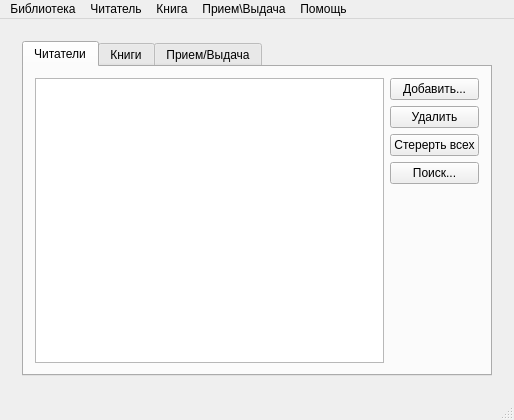
Qt form Library_db/mainwindow.ui (AaccrraA/Library) before a commit.
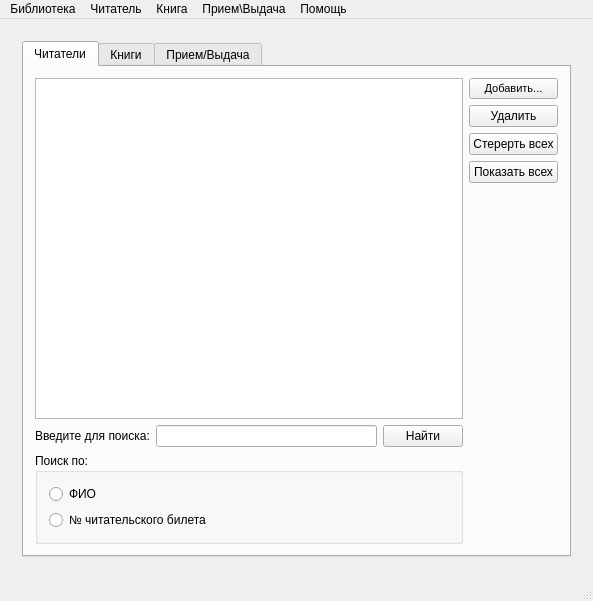
The same form after that commit.

Commit message: Reader operations Ended

Diff of the .ui file:
```diff
--- a/Library_db/mainwindow.ui
+++ b/Library_db/mainwindow.ui
@@ -6,8 +6,8 @@
    <rect>
     <x>0</x>
     <y>0</y>
-    <width>514</width>
-    <height>420</height>
+    <width>593</width>
+    <height>601</height>
    </rect>
   </property>
   <property name="windowTitle">
@@ -33,7 +33,7 @@
        <property name="enabled">
         <bool>true</bool>
        </property>
-       <layout class="QHBoxLayout" name="horizontalLayout_5">
+       <layout class="QHBoxLayout" name="horizontalLayout_2">
         <item>
          <widget class="QTabWidget" name="library_tabWidget">
           <property name="enabled">
@@ -58,45 +58,105 @@
            <attribute name="title">
             <string>Читатели</string>
            </attribute>
-           <layout class="QHBoxLayout" name="horizontalLayout_2">
+           <layout class="QHBoxLayout" name="horizontalLayout">
             <item>
-             <widget class="QTableWidget" name="reader_tableWidget">
-              <property name="rowCount">
-               <number>0</number>
-              </property>
-              <property name="columnCount">
-               <number>0</number>
-              </property>
-              <attribute name="horizontalHeaderVisible">
-               <bool>true</bool>
-              </attribute>
-              <attribute name="horizontalHeaderCascadingSectionResizes">
-               <bool>false</bool>
-              </attribute>
-              <attribute name="horizontalHeaderDefaultSectionSize">
-               <number>100</number>
-              </attribute>
-              <attribute name="horizontalHeaderHighlightSections">
-               <bool>false</bool>
-              </attribute>
-              <attribute name="horizontalHeaderShowSortIndicator" stdset="0">
-               <bool>false</bool>
-              </attribute>
-              <attribute name="horizontalHeaderStretchLastSection">
-               <bool>true</bool>
-              </attribute>
-              <attribute name="verticalHeaderVisible">
-               <bool>true</bool>
-              </attribute>
-              <attribute name="verticalHeaderDefaultSectionSize">
-               <number>50</number>
-              </attribute>
-             </widget>
+             <layout class="QVBoxLayout" name="verticalLayout_2">
+              <item>
+               <widget class="QTableWidget" name="reader_tableWidget">
+                <property name="rowCount">
+                 <number>0</number>
+                </property>
+                <property name="columnCount">
+                 <number>0</number>
+                </property>
+                <attribute name="horizontalHeaderVisible">
+                 <bool>false</bool>
+                </attribute>
+                <attribute name="horizontalHeaderCascadingSectionResizes">
+                 <bool>false</bool>
+                </attribute>
+                <attribute name="horizontalHeaderDefaultSectionSize">
+                 <number>150</number>
+                </attribute>
+                <attribute name="horizontalHeaderHighlightSections">
+                 <bool>true</bool>
+                </attribute>
+                <attribute name="horizontalHeaderShowSortIndicator" stdset="0">
+                 <bool>false</bool>
+                </attribute>
+                <attribute name="horizontalHeaderStretchLastSection">
+                 <bool>true</bool>
+                </attribute>
+                <attribute name="verticalHeaderVisible">
+                 <bool>false</bool>
+                </attribute>
+                <attribute name="verticalHeaderDefaultSectionSize">
+                 <number>25</number>
+                </attribute>
+               </widget>
+              </item>
+              <item>
+               <layout class="QVBoxLayout" name="verticalLayout_7">
+                <property name="topMargin">
+                 <number>0</number>
+                </property>
+                <item>
+                 <layout class="QHBoxLayout" name="horizontalLayout_5">
+                  <item>
+                   <widget class="QLabel" name="search_label">
+                    <property name="text">
+                     <string>Введите для поиска:</string>
+                    </property>
+                   </widget>
+                  </item>
+                  <item>
+                   <widget class="QLineEdit" name="search_lineEdit"/>
+                  </item>
+                  <item>
+                   <widget class="QPushButton" name="search_reader_pushButton">
+                    <property name="text">
+                     <string>Найти</string>
+                    </property>
+                   </widget>
+                  </item>
+                 </layout>
+                </item>
+                <item>
+                 <widget class="QGroupBox" name="search_parameters_groupBox">
+                  <property name="title">
+                   <string>Поиск по:</string>
+                  </property>
+                  <layout class="QGridLayout" name="gridLayout">
+                   <item row="0" column="0" colspan="2">
+                    <widget class="QRadioButton" name="search_by_FIO_radioButton">
+                     <property name="text">
+                      <string>ФИО</string>
+                     </property>
+                    </widget>
+                   </item>
+                   <item row="1" column="0" colspan="2">
+                    <widget class="QRadioButton" name="search_by_card_number_radioButton">
+                     <property name="text">
+                      <string>№ читательского билета</string>
+                     </property>
+                    </widget>
+                   </item>
+                  </layout>
+                 </widget>
+                </item>
+               </layout>
+              </item>
+             </layout>
             </item>
             <item>
              <layout class="QVBoxLayout" name="verticalLayout">
               <item>
                <widget class="QPushButton" name="add_reader_pushButton">
+                <property name="font">
+                 <font>
+                  <pointsize>8</pointsize>
+                 </font>
+                </property>
                 <property name="text">
                  <string>Добавить...</string>
                 </property>
@@ -117,9 +177,9 @@
                </widget>
               </item>
               <item>
-               <widget class="QPushButton" name="search_reader_pushButton">
+               <widget class="QPushButton" name="show_all_readers_pushButton">
                 <property name="text">
-                 <string>Поиск...</string>
+                 <string>Показать всех</string>
                 </property>
                </widget>
               </item>
@@ -410,91 +470,6 @@
         </item>
        </layout>
       </widget>
-      <widget class="QWidget" name="search_reader_page">
-       <layout class="QVBoxLayout" name="verticalLayout_5">
-        <item>
-         <layout class="QHBoxLayout" name="horizontalLayout_10">
-          <item>
-           <widget class="QLabel" name="sr_search_label">
-            <property name="text">
-             <string>Введите текст:</string>
-            </property>
-           </widget>
-          </item>
-          <item>
-           <widget class="QLineEdit" name="sr_search_lineEdit">
-            <property name="inputMask">
-             <string comment="1"/>
-            </property>
-            <property name="text">
-             <string/>
-            </property>
-           </widget>
-          </item>
-         </layout>
-        </item>
-        <item>
-         <widget class="QGroupBox" name="groupBox">
-          <property name="title">
-           <string>Поиск по:</string>
-          </property>
-          <layout class="QVBoxLayout" name="verticalLayout_2">
-           <item>
-            <widget class="QRadioButton" name="sr_card_number_radioButton">
-             <property name="text">
-              <string>№ Читательского билета</string>
-             </property>
-            </widget>
-           </item>
-           <item>
-            <widget class="QRadioButton" name="sr_FIO_radioButton">
-             <property name="text">
-              <string>ФИО</string>
-             </property>
-            </widget>
-           </item>
-          </layout>
-         </widget>
-        </item>
-        <item>
-         <layout class="QHBoxLayout" name="horizontalLayout">
-          <item>
-           <spacer name="horizontalSpacer_3">
-            <property name="orientation">
-             <enum>Qt::Horizontal</enum>
-            </property>
-            <property name="sizeHint" stdset="0">
-             <size>
-              <width>40</width>
-              <height>20</height>
-             </size>
-            </property>
-           </spacer>
-          </item>
-          <item>
-           <widget class="QPushButton" name="sr_go_pushButton">
-            <property name="text">
-             <string>Найти</string>
-            </property>
-           </widget>
-          </item>
-         </layout>
-        </item>
-        <item>
-         <spacer name="verticalSpacer_2">
-          <property name="orientation">
-           <enum>Qt::Vertical</enum>
-          </property>
-          <property name="sizeHint" stdset="0">
-           <size>
-            <width>20</width>
-            <height>40</height>
-           </size>
-          </property>
-         </spacer>
-        </item>
-       </layout>
-      </widget>
      </widget>
     </item>
    </layout>
@@ -507,7 +482,7 @@
     <rect>
      <x>0</x>
      <y>0</y>
-     <width>514</width>
+     <width>593</width>
      <height>21</height>
     </rect>
    </property>
```
Left out of the diff: 57 changed lines with no effect on the pictures. The commit also changes 12 other files.
